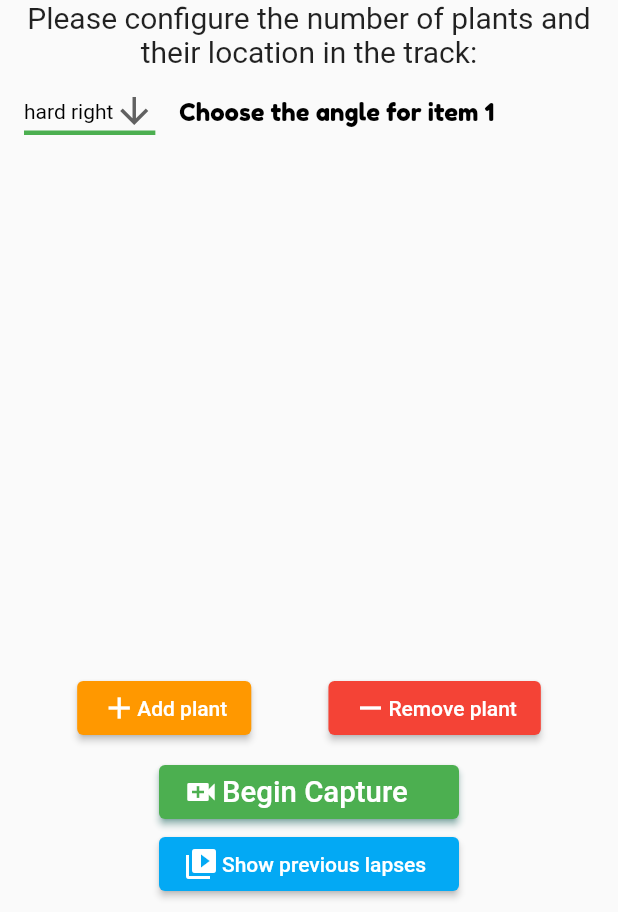
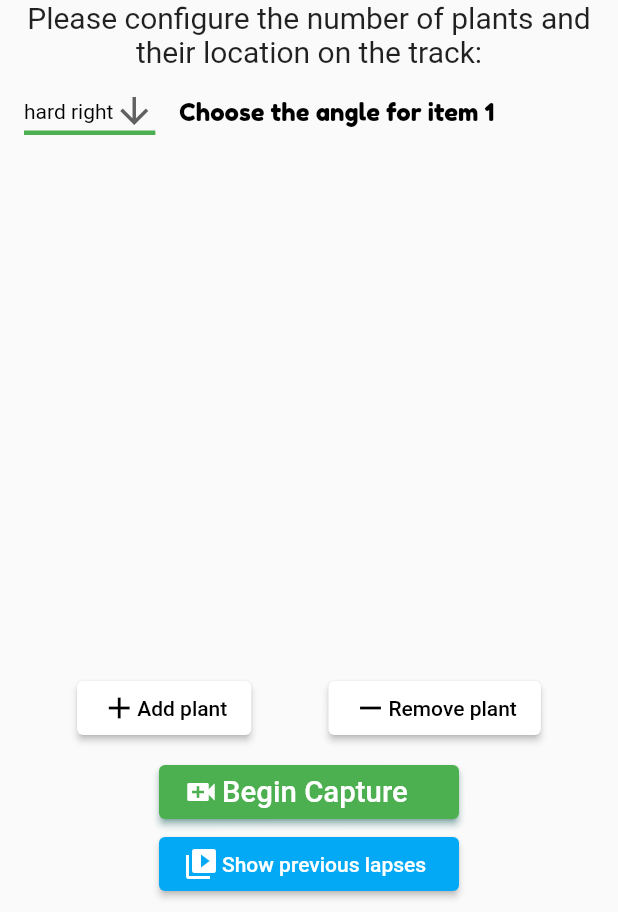
Before and after one commit to sivanyo/mobilapse-app, a Flutter app: the screen it shows after launch, after a tap on "Begin Capture", on a phone screen of 412 x 824 dp, the part 324-1236 px from its top. Run offline on Flutter 3.47's test engine with Material 2 defaults, Android fonts, the phone set to English and light mode, and no system bars; our stand-ins replace firebase_core, firebase_database, firebase_storage, video_player; accounts and stored records are empty; network calls fail.

Commit message:
Update add remove plant button colors

```diff
--- a/lib/angles_list.dart
+++ b/lib/angles_list.dart
@@ -3,8 +3,8 @@ import 'package:mobi_lapse/main.dart';
 import 'angle.dart';
 
 List<Angle> ANGLES = [Angle()];
-var AddColor = MaterialStateProperty.all<Color>(Colors.orange);
-var RemoveColor = MaterialStateProperty.all<Color>(Colors.red);
+var AddColor = MaterialStateProperty.all<Color>(Colors.white);
+var RemoveColor = MaterialStateProperty.all<Color>(Colors.white);
 var Disabled = MaterialStateProperty.all<Color>(Colors.grey);
 
 class AnglesList extends StatefulWidget {
@@ -70,8 +70,14 @@ class _AnglesList extends State<AnglesList> {
                     backgroundColor: Capturing == 1 ? Disabled : AddColor),
                 child: Row(
                   children: const [
-                    Icon(Icons.add),
-                    Text('Add plant'),
+                    Icon(
+                      Icons.add,
+                      color: Colors.black,
+                    ),
+                    Text(
+                      'Add plant',
+                      style: TextStyle(color: Colors.black),
+                    ),
                   ],
                 ),
               ),
@@ -86,8 +92,11 @@ class _AnglesList extends State<AnglesList> {
                     backgroundColor: Capturing == 1 ? Disabled : RemoveColor),
                 child: Row(
                   children: const [
-                    Icon(Icons.remove),
-                    Text('Remove plant'),
+                    Icon(
+                      Icons.remove,
+                      color: Colors.black,
+                    ),
+                    Text('Remove plant', style: TextStyle(color: Colors.black)),
                   ],
                 ),
               ),
--- a/lib/main.dart
+++ b/lib/main.dart
@@ -40,7 +40,7 @@ class MyApp extends StatelessWidget {
         builder: (context, snapshot) {
           if (snapshot.hasError) {
             print('Error loading Firebase ${snapshot.error.toString()}');
-            return Text('Something went wrong!');
+            return const Text('Something went wrong!');
           } else if (snapshot.hasData) {
             return const MyHomePage(title: 'Mobi Lapse');
           } else {
@@ -69,7 +69,7 @@ class _MyHomePageState extends State<MyHomePage> {
   String downloadUrl = '';
   bool pressed = false;
 
-  void _update_button() {
+  void updateButton() {
     setState(() {
       pressed = !pressed;
     });
@@ -92,7 +92,7 @@ class _MyHomePageState extends State<MyHomePage> {
                 width: 160,
               ),
               const Text(
-                'Please configure the number of plants and their location in the track:',
+                'Please configure the number of plants and their location on the track:',
                 textScaleFactor: 1,
                 style: TextStyle(fontSize: 20),
                 textAlign: TextAlign.center,
@@ -114,7 +114,7 @@ class _MyHomePageState extends State<MyHomePage> {
                     int numberOfItems = ANGLES.length;
                     List<String> angels = [];
                     for (int i = 0; i < numberOfItems; i++) {
-                      angels.add(ParseAngle(ANGLES[i].toString()));
+                      angels.add(parseAngle(ANGLES[i].toString()));
                     }
                     print(angels);
                     if (!pressed) {
@@ -126,7 +126,7 @@ class _MyHomePageState extends State<MyHomePage> {
                       Capturing = 0;
                       await sendStopCapture(numberOfItems);
                     }
-                    _update_button();
+                    updateButton();
                   } on http.ClientException catch (e) {
                     print('Error connecting to the robot $e');
                   } on Exception catch (e) {
@@ -228,7 +228,7 @@ Future<http.Response> sendStopCapture(int numObjects) {
       body: body);
 }
 
-String ParseAngle(String angle) {
+String parseAngle(String angle) {
   if (angle == angels[2]) {
     return angle.toUpperCase();
   }
```
